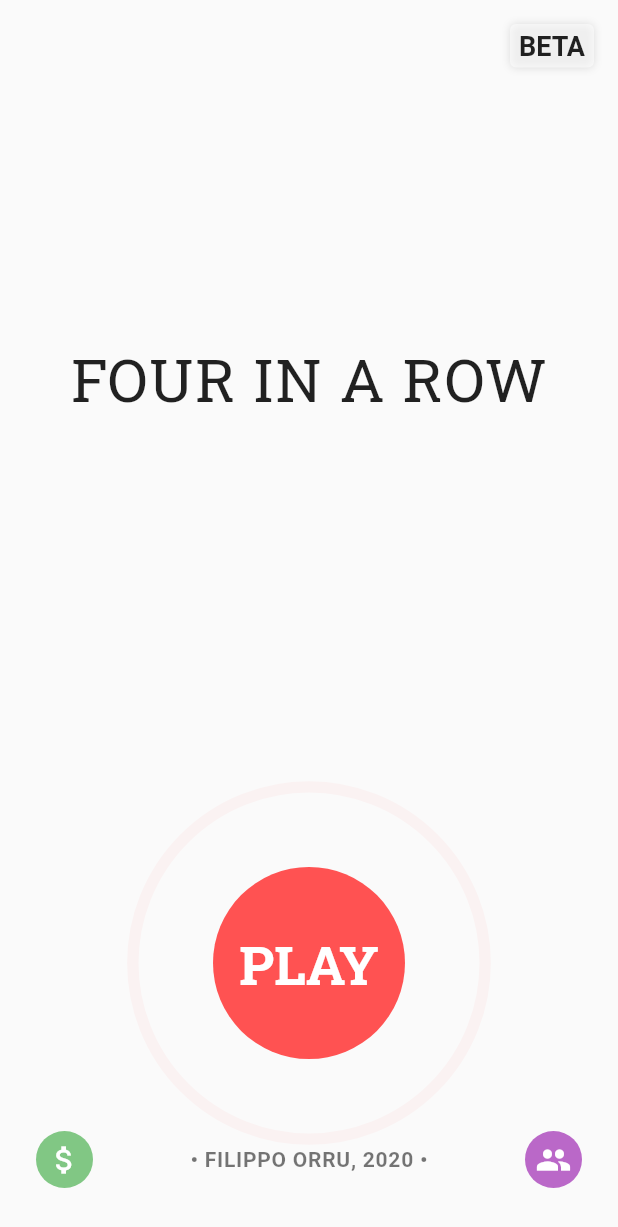
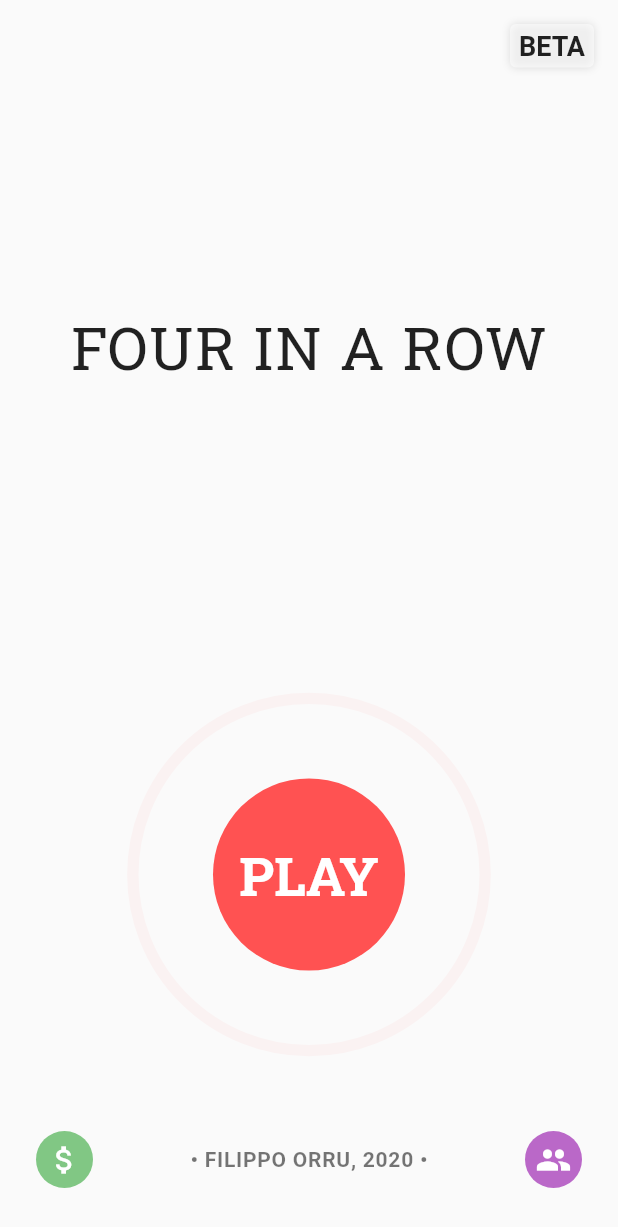
Before and after one commit to filippo-orru/fourinarow-app, a Flutter app: the screen it shows after launch, on a phone screen of 412 x 824 dp. Shown: the top 1227 px of the screen. Run offline on Flutter 3.47's test engine with Material 2 defaults, Android fonts, the phone set to English and light mode, and no system bars; our stand-ins replace equatable, flutter_keyboard_visibility, flutter_local_notifications, shared_preferences; missing offline and left inert: flutter_vibrate; network calls fail.

Commit message:
small adjustments before update

```diff
--- a/lib/menu/main_menu.dart
+++ b/lib/menu/main_menu.dart
@@ -116,7 +116,7 @@ class _MainMenuState extends State<MainMenu> {
               child: buildPlayButton(context),
             ),
             // ),
-            SizedBox(height: 48),
+            SizedBox(height: 96),
             Container(
               alignment: Alignment.center,
               constraints: BoxConstraints(maxWidth: 600),
@@ -167,7 +167,7 @@ class _MainMenuState extends State<MainMenu> {
 
   Widget buildPlayButton(BuildContext context) {
     return Align(
-      alignment: Alignment.bottomCenter,
+      alignment: Alignment.center,
       child: PlayButton(
         label: 'Play',
         color: Colors.redAccent,
--- a/lib/menu/play_selection/all.dart
+++ b/lib/menu/play_selection/all.dart
@@ -389,7 +389,7 @@ class _SwipeDialogState extends State<SwipeDialog>
                           mainAxisAlignment: MainAxisAlignment.spaceBetween,
                           children: <Widget>[
                             Text(
-                              'Swipe horizontally to play online!',
+                              'Swipe horizontally to play locally!',
                               style: TextStyle(
                                 color: Colors.black87,
                                 fontSize: 18,
--- a/lib/play/online/game_states/other.dart
+++ b/lib/play/online/game_states/other.dart
@@ -122,7 +122,8 @@ class _WaitingForWWOpponentState extends State<WaitingForWWOpponentWidget> {
   @override
   Widget build(BuildContext context) {
     String title = "Searching for opponent...";
-    String label = "This may take some time";
+    String label =
+        "This may take some time. You will receive a notification when a game is found.";
     return LoadingScreen(title: title, label: label);
   }
 }
```
Also changed, not shown: pubspec.lock.
